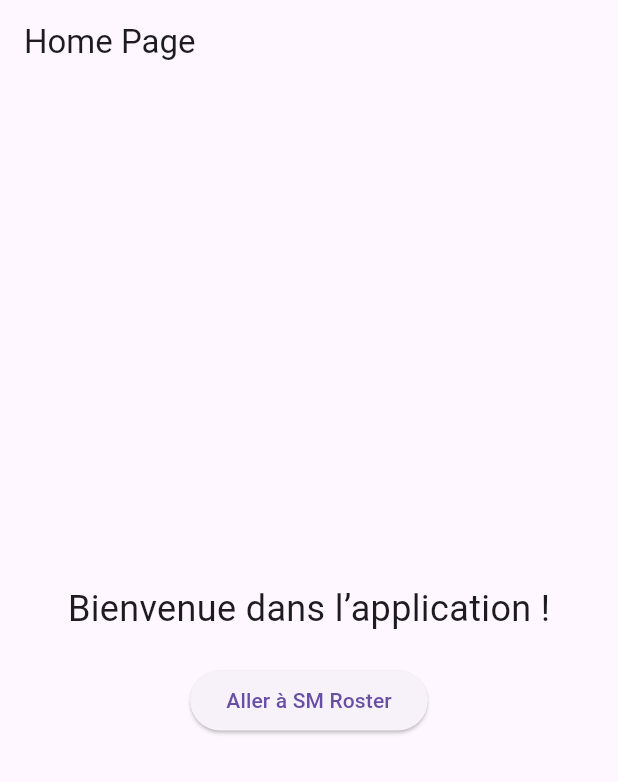
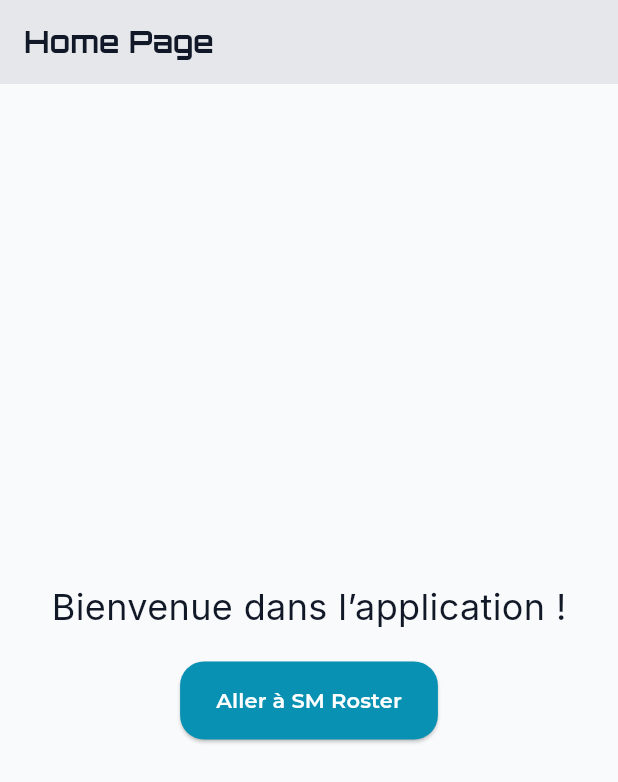
Before and after one commit to anto95240ric-prog/gameMaster-hub1, a Flutter app: the screen it shows after launch, on a phone screen of 412 x 824 dp. Shown: the top 782 px of the screen. Run offline on Flutter 3.47's test engine with Material 3 defaults, Android fonts, the phone set to English and light mode, and no system bars; our stand-ins replace flutter_bloc, go_router, google_fonts.

Commit message:
Add appTheme

```diff
--- a/lib/presentation/core/themes/app_theme.dart
+++ b/lib/presentation/core/themes/app_theme.dart
@@ -1,13 +1,177 @@
 import 'package:flutter/material.dart';
+import 'package:google_fonts/google_fonts.dart';
 
 class AppTheme {
-  static final lightTheme = ThemeData(
-    primarySwatch: Colors.blue,
-    brightness: Brightness.light,
-  );
+  // Light Mode Colors
+  static const Color _bgPrimaryLight = Color(0xFFF9FAFB);
+  static const Color _bgSecondaryLight = Color(0xFFE5E7EB);
+  static const Color _textPrimaryLight = Color(0xFF111827);
+  static const Color _textSecondaryLight = Color(0xFF4B5563);
+  static const Color _accentPrimaryLight = Color(0xFF0891B2);
+  static const Color _accentSecondaryLight = Color(0xFFEAB308);
+  static const Color _borderLight = Color(0xFFD1D5DB);
 
-  static final darkTheme = ThemeData(
-    primarySwatch: Colors.blue,
-    brightness: Brightness.dark,
-  );
+  // Dark Mode Colors
+  static const Color _bgPrimaryDark = Color(0xFF0A0F1E);
+  static const Color _bgSecondaryDark = Color(0xFF2C2C3A);
+  static const Color _textPrimaryDark = Color(0xFFEAEAEA);
+  static const Color _textSecondaryDark = Color(0xFF9CA3AF);
+  static const Color _accentPrimaryDark = Color(0xFF00E5FF);
+  static const Color _accentSecondaryDark = Color(0xFFFFD60A);
+  static const Color _borderDark = Color(0xFF2F2F3A);
+
+  static ThemeData get lightTheme {
+    return ThemeData(
+      useMaterial3: true,
+      brightness: Brightness.light,
+      colorScheme: const ColorScheme.light(
+        primary: _accentPrimaryLight,
+        secondary: _accentSecondaryLight,
+        surface: _bgPrimaryLight,
+        background: _bgPrimaryLight,
+        onPrimary: Colors.white,
+        onSecondary: Colors.white,
+        onSurface: _textPrimaryLight,
+        onBackground: _textPrimaryLight,
+      ),
+      scaffoldBackgroundColor: _bgPrimaryLight,
+      cardColor: _bgSecondaryLight,
+      dividerColor: _borderLight,
+      textTheme: _buildTextTheme(_textPrimaryLight, _textSecondaryLight),
+      appBarTheme: AppBarTheme(
+        backgroundColor: _bgSecondaryLight,
+        foregroundColor: _textPrimaryLight,
+        elevation: 0,
+        centerTitle: false,
+        titleTextStyle: GoogleFonts.orbitron(
+          fontSize: 20,
+          fontWeight: FontWeight.w700,
+          color: _textPrimaryLight,
+        ),
+      ),
+      elevatedButtonTheme: ElevatedButtonThemeData(
+        style: ElevatedButton.styleFrom(
+          backgroundColor: _accentPrimaryLight,
+          foregroundColor: Colors.white,
+          shape: RoundedRectangleBorder(
+            borderRadius: BorderRadius.circular(16),
+          ),
+          padding: const EdgeInsets.symmetric(horizontal: 24, vertical: 16),
+        ),
+      ),
+      cardTheme: CardThemeData(
+        color: _bgSecondaryLight,
+        elevation: 0,
+        shape: RoundedRectangleBorder(
+          borderRadius: BorderRadius.circular(16),
+          side: const BorderSide(color: _borderLight),
+        ),
+      ),
+    );
+  }
+
+  static ThemeData get darkTheme {
+    return ThemeData(
+      useMaterial3: true,
+      brightness: Brightness.dark,
+      colorScheme: const ColorScheme.dark(
+        primary: _accentPrimaryDark,
+        secondary: _accentSecondaryDark,
+        surface: _bgPrimaryDark,
+        background: _bgPrimaryDark,
+        onPrimary: Colors.white,
+        onSecondary: Colors.white,
+        onSurface: _textPrimaryDark,
+        onBackground: _textPrimaryDark,
+      ),
+      scaffoldBackgroundColor: _bgPrimaryDark,
+      cardColor: _bgSecondaryDark,
+      dividerColor: _borderDark,
+      textTheme: _buildTextTheme(_textPrimaryDark, _textSecondaryDark),
+      appBarTheme: AppBarTheme(
+        backgroundColor: _bgSecondaryDark,
+        foregroundColor: _textPrimaryDark,
+        elevation: 0,
+        centerTitle: false,
+        titleTextStyle: GoogleFonts.orbitron(
+          fontSize: 20,
+          fontWeight: FontWeight.w700,
+          color: _textPrimaryDark,
+        ),
+      ),
+      elevatedButtonTheme: ElevatedButtonThemeData(
+        style: ElevatedButton.styleFrom(
+          backgroundColor: _accentPrimaryDark,
+          foregroundColor: Colors.white,
+          shape: RoundedRectangleBorder(
+            borderRadius: BorderRadius.circular(16),
+          ),
+          padding: const EdgeInsets.symmetric(horizontal: 24, vertical: 16),
+        ),
+      ),
+      cardTheme: CardThemeData(
+        color: _bgSecondaryDark,
+        elevation: 0,
+        shape: RoundedRectangleBorder(
+          borderRadius: BorderRadius.circular(16),
+          side: const BorderSide(color: _borderDark),
+        ),
+      ),
+    );
+  }
+
+  static TextTheme _buildTextTheme(Color primary, Color secondary) {
+    return TextTheme(
+      displayLarge: GoogleFonts.orbitron(
+        fontSize: 32,
+        fontWeight: FontWeight.w900,
+        color: primary,
+      ),
+      displayMedium: GoogleFonts.orbitron(
+        fontSize: 28,
+        fontWeight: FontWeight.w700,
+        color: primary,
+      ),
+      headlineLarge: GoogleFonts.orbitron(
+        fontSize: 24,
+        fontWeight: FontWeight.w700,
+        color: primary,
+      ),
+      headlineMedium: GoogleFonts.montserrat(
+        fontSize: 20,
+        fontWeight: FontWeight.w600,
+        color: primary,
+      ),
+      titleLarge: GoogleFonts.montserrat(
+        fontSize: 18,
+        fontWeight: FontWeight.w600,
+        color: primary,
+      ),
+      titleMedium: GoogleFonts.montserrat(
+        fontSize: 16,
+        fontWeight: FontWeight.w600,
+        color: primary,
+      ),
+      bodyLarge: GoogleFonts.inter(
+        fontSize: 16,
+        fontWeight: FontWeight.w400,
+        color: primary,
+      ),
+      bodyMedium: GoogleFonts.inter(
+        fontSize: 14,
+        fontWeight: FontWeight.w400,
+        color: primary,
+      ),
+      bodySmall: GoogleFonts.inter(
+        fontSize: 12,
+        fontWeight: FontWeight.w400,
+        color: secondary,
+      ),
+      labelLarge: GoogleFonts.montserrat(
+        fontSize: 14,
+        fontWeight: FontWeight.w600,
+        color: primary,
+      ),
+    );
+  }
 }
```
